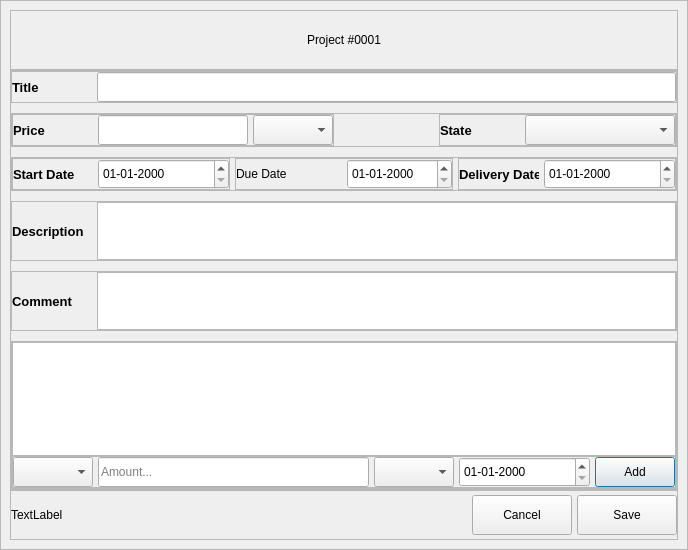
Above: ui/ui/project_edit.ui from er-Bot/wallet before the change. Below: the same form after it.
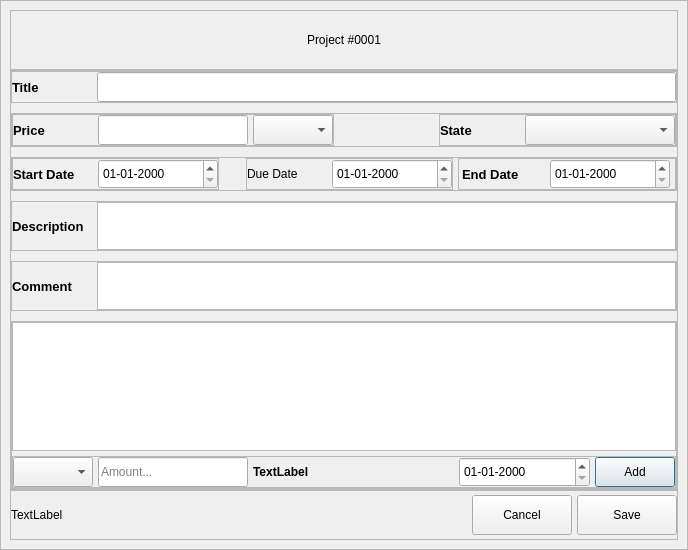
That is the form after the change.

What changed in the file:
```diff
--- a/ui/ui/project_edit.ui
+++ b/ui/ui/project_edit.ui
@@ -113,7 +113,7 @@
         <property name="minimumSize">
          <size>
           <width>0</width>
-          <height>100</height>
+          <height>0</height>
          </size>
         </property>
         <property name="frameShape">
@@ -525,13 +525,13 @@
                 <widget class="QDateEdit" name="start_date">
                  <property name="minimumSize">
                   <size>
-                   <width>30</width>
+                   <width>120</width>
                    <height>30</height>
                   </size>
                  </property>
                  <property name="maximumSize">
                   <size>
-                   <width>1000</width>
+                   <width>120</width>
                    <height>16777215</height>
                   </size>
                  </property>
@@ -549,6 +549,19 @@
               </layout>
              </widget>
             </item>
+            <item>
+             <spacer name="horizontalSpacer_3">
+              <property name="orientation">
+               <enum>Qt::Horizontal</enum>
+              </property>
+              <property name="sizeHint" stdset="0">
+               <size>
+                <width>40</width>
+                <height>20</height>
+               </size>
+              </property>
+             </spacer>
+            </item>
             <item>
              <widget class="QFrame" name="frame_12">
               <property name="minimumSize">
@@ -599,13 +612,13 @@
                 <widget class="QDateEdit" name="due_date">
                  <property name="minimumSize">
                   <size>
-                   <width>30</width>
+                   <width>120</width>
                    <height>30</height>
                   </size>
                  </property>
                  <property name="maximumSize">
                   <size>
-                   <width>1000</width>
+                   <width>120</width>
                    <height>16777215</height>
                   </size>
                  </property>
@@ -675,7 +688,6 @@
                  </property>
                  <property name="font">
                   <font>
-                   <family>Segoe UI</family>
                    <pointsize>10</pointsize>
                    <italic>false</italic>
                    <bold>true</bold>
@@ -685,7 +697,7 @@
                   <string notr="true">font: 700 10pt &quot;Segoe UI&quot;;</string>
                  </property>
                  <property name="text">
-                  <string>Delivery Date</string>
+                  <string>End Date</string>
                  </property>
                 </widget>
                </item>
@@ -693,13 +705,13 @@
                 <widget class="QDateEdit" name="end_date">
                  <property name="minimumSize">
                   <size>
-                   <width>30</width>
+                   <width>120</width>
                    <height>30</height>
                   </size>
                  </property>
                  <property name="maximumSize">
                   <size>
-                   <width>1000</width>
+                   <width>120</width>
                    <height>16777215</height>
                   </size>
                  </property>
@@ -725,13 +737,13 @@
            <property name="minimumSize">
             <size>
              <width>0</width>
-             <height>60</height>
+             <height>50</height>
             </size>
            </property>
            <property name="maximumSize">
             <size>
              <width>16777215</width>
-             <height>60</height>
+             <height>50</height>
             </size>
            </property>
            <property name="frameShape">
@@ -772,7 +784,6 @@
               </property>
               <property name="font">
                <font>
-                <family>Segoe UI</family>
                 <pointsize>10</pointsize>
                 <italic>false</italic>
                 <bold>true</bold>
@@ -787,7 +798,14 @@
              </widget>
             </item>
             <item>
-             <widget class="QPlainTextEdit" name="description"/>
+             <widget class="QPlainTextEdit" name="description">
+              <property name="maximumSize">
+               <size>
+                <width>16666666</width>
+                <height>50</height>
+               </size>
+              </property>
+             </widget>
             </item>
            </layout>
           </widget>
@@ -797,13 +815,13 @@
            <property name="minimumSize">
             <size>
              <width>0</width>
-             <height>60</height>
+             <height>50</height>
             </size>
            </property>
            <property name="maximumSize">
             <size>
              <width>16777215</width>
-             <height>60</height>
+             <height>50</height>
             </size>
            </property>
            <property name="frameShape">
@@ -844,7 +862,6 @@
               </property>
               <property name="font">
                <font>
-                <family>Segoe UI</family>
                 <pointsize>10</pointsize>
                 <italic>false</italic>
                 <bold>true</bold>
@@ -859,13 +876,26 @@
              </widget>
             </item>
             <item>
-             <widget class="QPlainTextEdit" name="comment"/>
+             <widget class="QPlainTextEdit" name="comment">
+              <property name="maximumSize">
+               <size>
+                <width>16777215</width>
+                <height>50</height>
+               </size>
+              </property>
+             </widget>
             </item>
            </layout>
           </widget>
          </item>
          <item>
           <widget class="QFrame" name="frame_2">
+           <property name="sizePolicy">
+            <sizepolicy hsizetype="Preferred" vsizetype="Expanding">
+             <horstretch>0</horstretch>
+             <verstretch>0</verstretch>
+            </sizepolicy>
+           </property>
            <property name="minimumSize">
             <size>
              <width>0</width>
@@ -886,7 +916,7 @@
            </property>
            <layout class="QVBoxLayout" name="verticalLayout_2">
             <property name="spacing">
-             <number>0</number>
+             <number>5</number>
             </property>
             <property name="leftMargin">
              <number>0</number>
@@ -972,31 +1002,61 @@
                 <widget class="QLineEdit" name="amount">
                  <property name="minimumSize">
                   <size>
-                   <width>0</width>
+                   <width>150</width>
                    <height>30</height>
                   </size>
                  </property>
+                 <property name="maximumSize">
+                  <size>
+                   <width>100</width>
+                   <height>16777215</height>
+                  </size>
+                 </property>
                  <property name="placeholderText">
                   <string>Amount...</string>
                  </property>
                 </widget>
                </item>
                <item>
-                <widget class="QComboBox" name="payment_currency">
+                <widget class="QLabel" name="payment_currency">
                  <property name="minimumSize">
                   <size>
                    <width>80</width>
-                   <height>30</height>
+                   <height>0</height>
                   </size>
                  </property>
                  <property name="maximumSize">
                   <size>
-                   <width>16777215</width>
-                   <height>30</height>
+                   <width>80</width>
+                   <height>16777215</height>
                   </size>
                  </property>
+                 <property name="font">
+                  <font>
+                   <bold>true</bold>
+                  </font>
+                 </property>
+                 <property name="styleSheet">
+                  <string notr="true">font-size: 700;</string>
+                 </property>
+                 <property name="text">
+                  <string>TextLabel</string>
+                 </property>
                 </widget>
                </item>
+               <item>
+                <spacer name="horizontalSpacer_4">
+                 <property name="orientation">
+                  <enum>Qt::Horizontal</enum>
+                 </property>
+                 <property name="sizeHint" stdset="0">
+                  <size>
+                   <width>40</width>
+                   <height>20</height>
+                  </size>
+                 </property>
+                </spacer>
+               </item>
                <item>
                 <widget class="QDateEdit" name="payment_date">
                  <property name="minimumSize">
```
Left out of the diff: 4 changed lines with no effect on the pictures.
